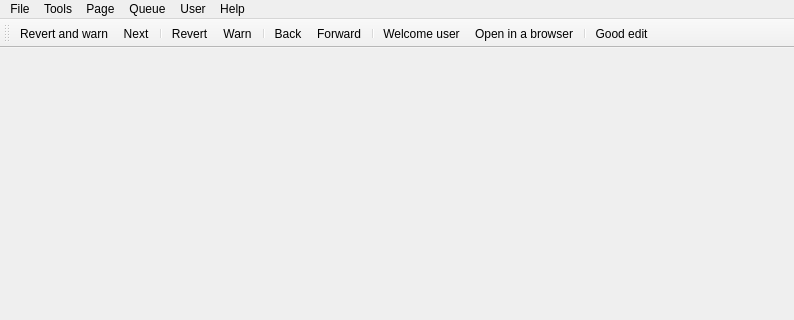
Before: the Qt Designer form huggle/mainwindow.ui in huggle/huggle3-qt-lx, drawn with Qt 5; both pictures show x 0 to 794 and y 0 to 320 of the 794 by 482 pixel window.
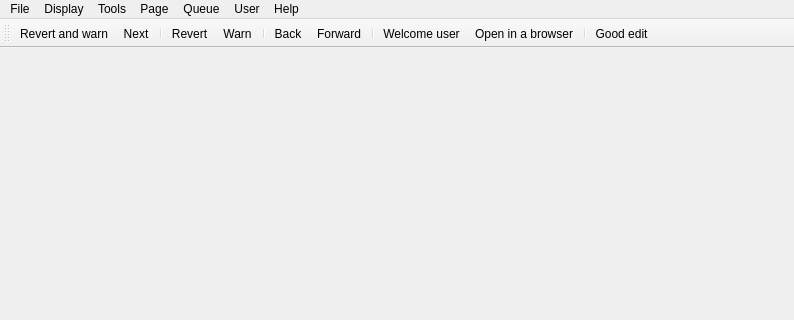
After: the same form once the commit is applied. Icons and pictures are not drawn.

What changed in the file:
```diff
--- a/huggle/mainwindow.ui
+++ b/huggle/mainwindow.ui
@@ -112,7 +112,18 @@
     </widget>
     <addaction name="menuWhen_queue_is_full"/>
    </widget>
+   <widget class="QMenu" name="menuDisplay">
+    <property name="title">
+     <string>Display</string>
+    </property>
+    <addaction name="actionTools_dock"/>
+    <addaction name="actionQueue"/>
+    <addaction name="actionHistory"/>
+    <addaction name="actionSystem_log"/>
+    <addaction name="actionProcesses"/>
+   </widget>
    <addaction name="menuFile"/>
+   <addaction name="menuDisplay"/>
    <addaction name="menuTools"/>
    <addaction name="menuPage"/>
    <addaction name="menuQueue"/>
```
Left out of the diff: 68 changed lines with no effect on the pictures.
